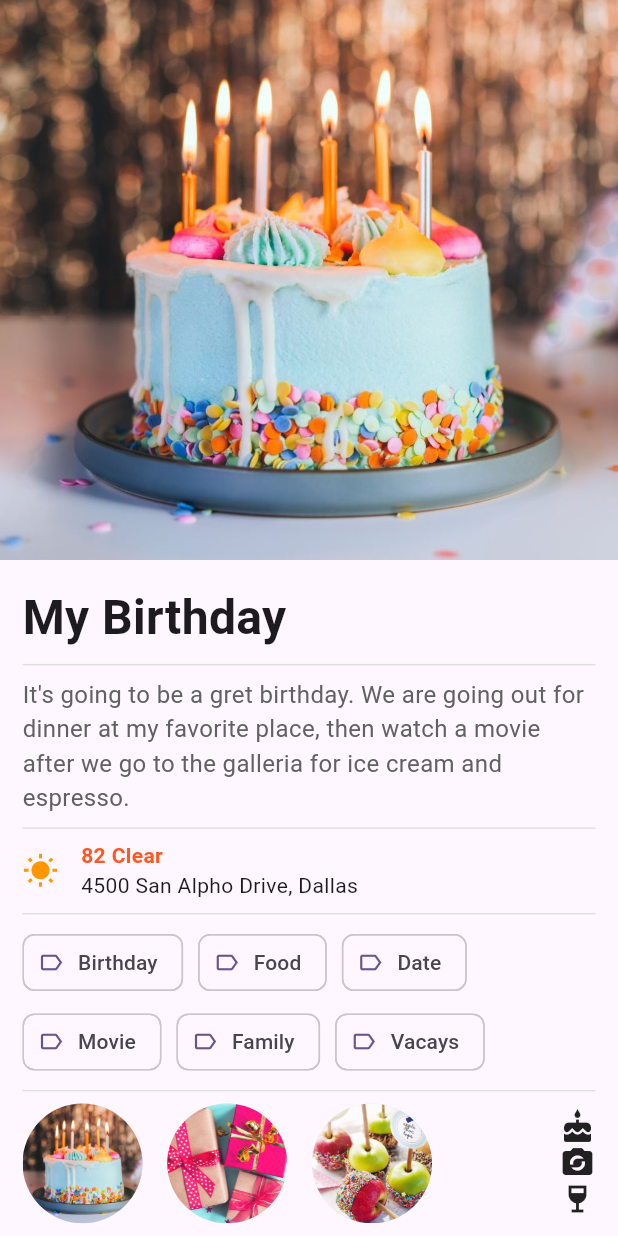
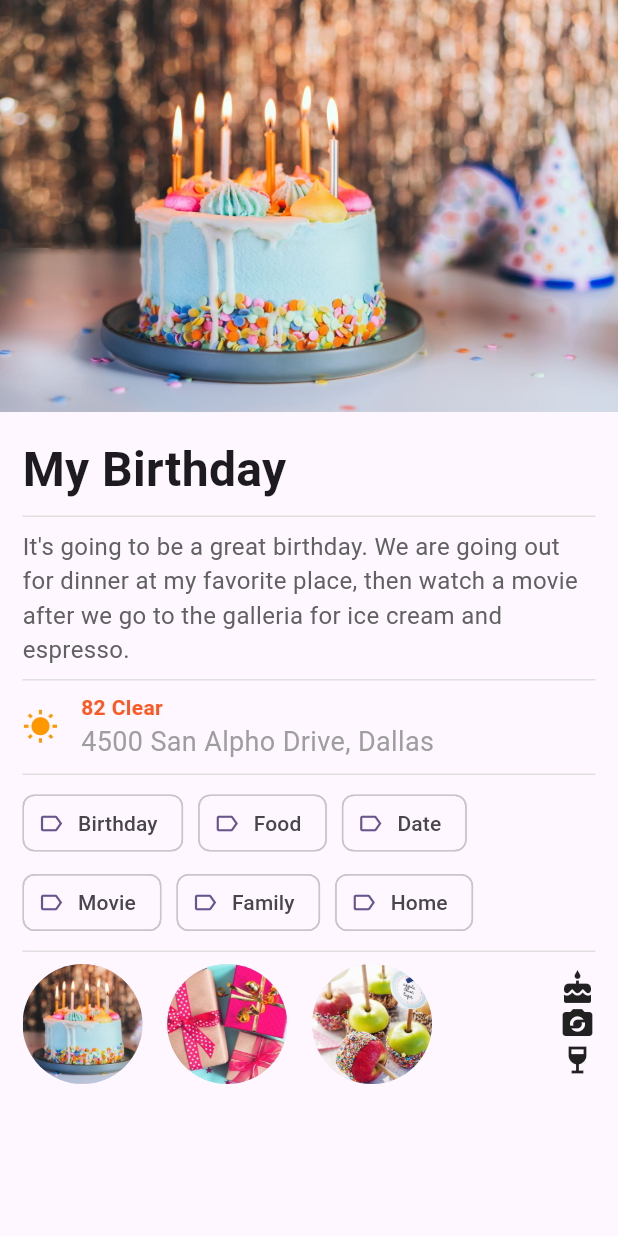
Before and after one commit to EmilioSantos-gif/diario-flutter, a Flutter app: the screen it shows after launch, on a phone screen of 412 x 824 dp. Run offline on Flutter 3.47's test engine with Material 3 defaults, Android fonts, the phone set to English and light mode, and no system bars.

Commit message:
sharpening design

```diff
--- a/lib/pages/home.dart
+++ b/lib/pages/home.dart
@@ -1,4 +1,3 @@
-import 'package:diario/widgets/weather.dart';
 import 'package:flutter/material.dart';
 
 class Home extends StatelessWidget {
@@ -6,7 +5,7 @@ class Home extends StatelessWidget {
 
   String homeTitle = 'My Birthday';
   String homeDescription =
-      'It\'s going to be a gret birthday. We are going out for'
+      'It\'s going to be a great birthday. We are going out for'
       ' dinner at my favorite place, then watch a movie after we'
       ' go to the galleria for ice cream and espresso.';
   List<String> tags = [
@@ -15,7 +14,7 @@ class Home extends StatelessWidget {
     'Date',
     'Movie',
     'Family',
-    'Vacays',
+    'Home',
   ];
 
   List<String> footerImages = [
@@ -31,7 +30,7 @@ class Home extends StatelessWidget {
         child: Column(
           //crossAxisAlignment: CrossAxisAlignment.stretch,
           children: [
-            Image.asset('assets/images/birthday-cake.jpg'),
+            Image.asset('assets/images/birthday-cake-cover.jpg', width: 450),
             Padding(
               padding: const EdgeInsets.all(15),
               child: SafeArea(
@@ -46,7 +45,7 @@ class Home extends StatelessWidget {
                   const SizedBox(height: 8),
                   _buildSectionBorder(),
                   const SizedBox(height: 8),
-                  Weather(),
+                  _weatherSection(),
                   const SizedBox(height: 8),
                   _buildSectionBorder(),
                   const SizedBox(height: 8),
@@ -76,6 +75,44 @@ class Home extends StatelessWidget {
     return Text(
       homeDescription,
       style: TextStyle(fontSize: 16.0, color: Colors.grey[700]),
+    );
+  }
+
+  Widget _weatherSection() {
+    return const Row(
+      children: [
+        Column(
+          children: [
+            Icon(
+              Icons.wb_sunny,
+              color: Colors.orange,
+            ),
+          ],
+        ),
+        SizedBox(
+          width: 15,
+        ),
+        Column(
+          crossAxisAlignment: CrossAxisAlignment.start,
+          children: [
+            Text(
+              '82 Clear',
+              style: TextStyle(
+                  color: Colors.deepOrange,
+                  fontWeight: FontWeight.bold
+              ),
+            ),
+            Text(
+                '4500 San Alpho Drive, Dallas',
+                style: TextStyle(
+                    color: Colors.grey,
+                    fontSize: 18,
+                    fontWeight: FontWeight.w400
+                )
+            )
+          ],
+        )
+      ],
     );
   }
 
--- a/lib/widgets/tag.dart
+++ /dev/null
@@ -1,14 +0,0 @@
-import 'package:flutter/material.dart';
-
-class Tag extends StatelessWidget {
-  const Tag({super.key});
-
-  @override
-  Widget build(BuildContext context) {
-    return Wrap(
-      children: [
-
-      ],
-    );
-  }
-}
--- a/lib/widgets/weather.dart
+++ /dev/null
@@ -1,39 +0,0 @@
-import 'package:flutter/material.dart';
-
-class Weather extends StatelessWidget {
-  Weather({super.key});
-
-  @override
-  Widget build(BuildContext context) {
-    return const Row(
-      children: [
-        Column(
-          children: [
-            Icon(
-              Icons.wb_sunny,
-              color: Colors.orange,
-            ),
-          ],
-        ),
-        SizedBox(
-          width: 15,
-        ),
-        Column(
-          crossAxisAlignment: CrossAxisAlignment.start,
-          children: [
-            Text(
-                '82 Clear',
-              style: TextStyle(
-                color: Colors.deepOrange,
-                fontWeight: FontWeight.bold
-              ),
-            ),
-            Text(
-                '4500 San Alpho Drive, Dallas'
-            )
-          ],
-        )
-      ],
-    );
-  }
-}
```
Also changed, not shown: assets/images/birthday-cake-cover.jpg (added).
